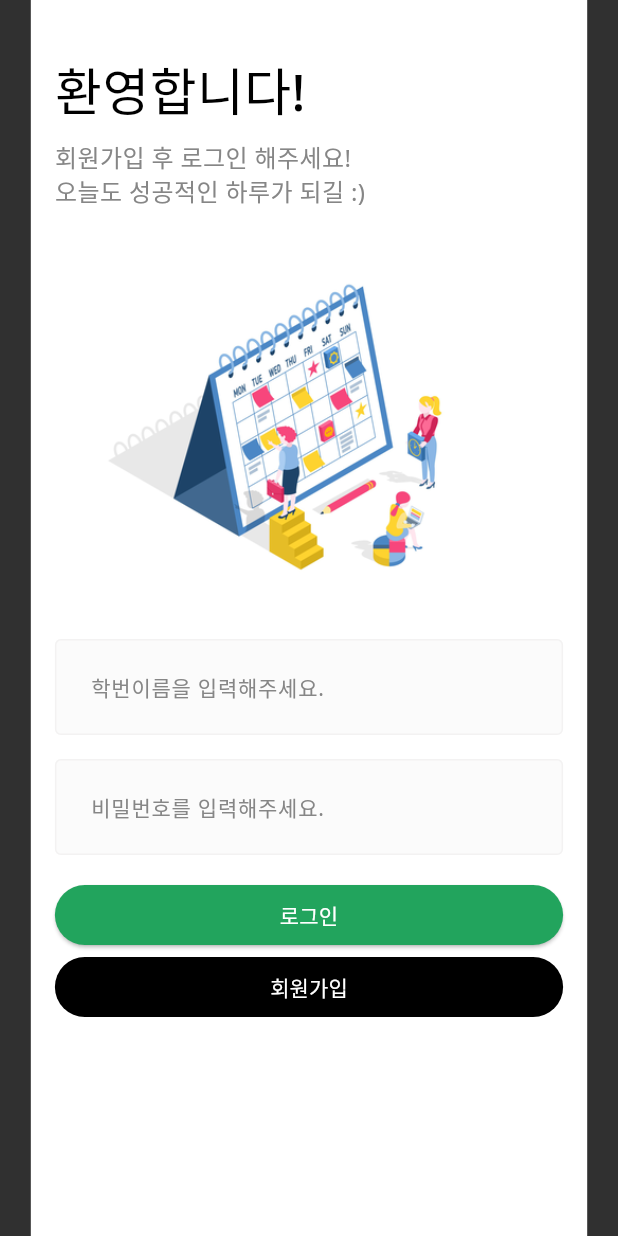
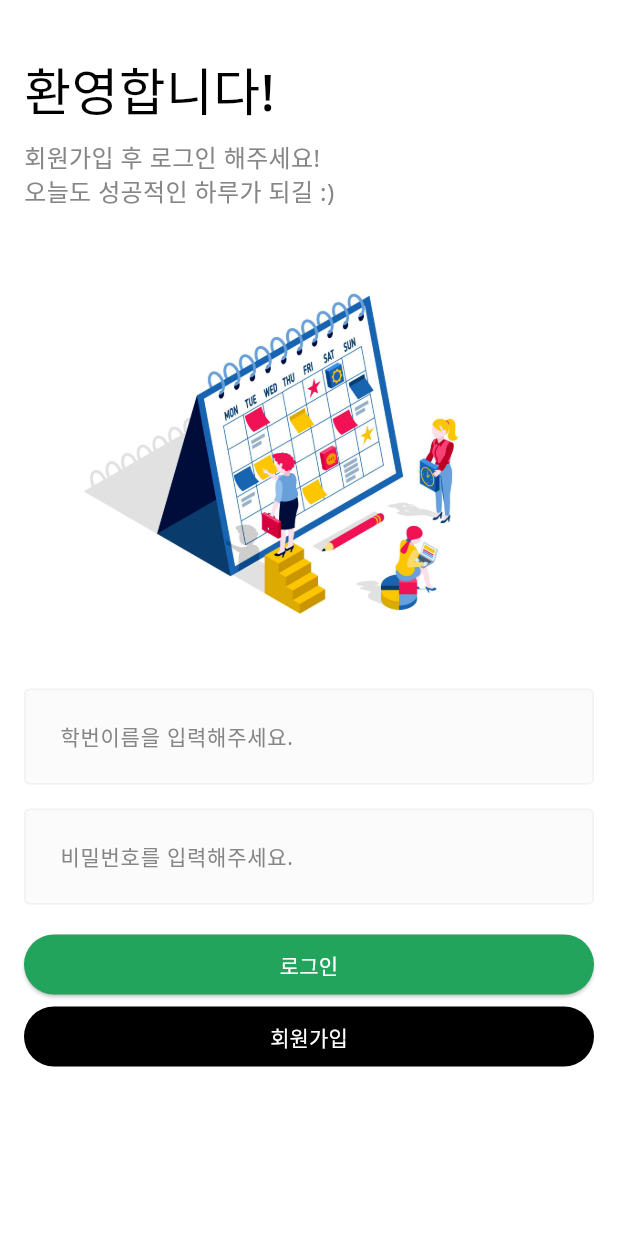
Before and after one commit to kimjuho913-master/ourclasscalendar, a Flutter app: the screen it shows after launch, on a phone screen of 412 x 824 dp. Run offline on Flutter 3.47's test engine with Material 3 defaults, Android fonts, the phone set to English and light mode, and no system bars; our stand-ins replace cloud_firestore, firebase_auth, firebase_core; accounts and stored records are empty.

Commit message:
20250723 오류 해결

```diff
--- a/lib/component/default_layout.dart
+++ b/lib/component/default_layout.dart
@@ -6,6 +6,7 @@ class DefaultLayout extends StatelessWidget {
   final String? title;
   final Widget? bottomNavigationBar;
   final Widget? floatingActionButton;
+  final bool? resizeToAvoidBottomInset; // 👈 [추가]
 
   const DefaultLayout({
     required this.child,
@@ -13,6 +14,7 @@ class DefaultLayout extends StatelessWidget {
     this.title,
     this.bottomNavigationBar,
     this.floatingActionButton,
+    this.resizeToAvoidBottomInset, // 👈 [추가]
     Key? key,
   }) : super(key: key);
 
@@ -24,19 +26,20 @@ class DefaultLayout extends StatelessWidget {
       body: child,
       bottomNavigationBar: bottomNavigationBar,
       floatingActionButton: floatingActionButton,
+      resizeToAvoidBottomInset: resizeToAvoidBottomInset, // 👈 [추가]
     );
   }
 
-  AppBar? renderAppBar(){
-    if(title == null){
+  AppBar? renderAppBar() {
+    if (title == null) {
       return null;
-    }else{
+    } else {
       return AppBar(
         backgroundColor: Colors.white,
         elevation: 0,
         title: Text(
           title!,
-          style: TextStyle(
+          style: const TextStyle(
             fontSize: 16.0,
             fontWeight: FontWeight.w500,
           ),
--- a/lib/main.dart
+++ b/lib/main.dart
@@ -6,7 +6,6 @@ import 'package:flutter/material.dart';
 import 'package:intl/date_symbol_data_local.dart';
 
 void main() async {
-  // main 함수는 기존과 동일합니다.
   WidgetsFlutterBinding.ensureInitialized();
   await Firebase.initializeApp(
     options: DefaultFirebaseOptions.currentPlatform,
@@ -38,22 +37,8 @@ class MyApp extends StatelessWidget {
       theme: ThemeData(
         fontFamily: 'NotoSans',
       ),
-      home: Scaffold(
-        // 앱 영역 밖의 배경색을 지정하여 깔끔하게 보입니다.
-        backgroundColor: Colors.grey[850], // 어두운 회색 배경
-        body: Center( // 앱을 화면 정중앙에 배치합니다.
-          // [핵심] AspectRatio 위젯으로 자식의 비율을 9:20으로 강제합니다.
-          child: AspectRatio(
-            aspectRatio: 9 / 20, // 가로 9, 세로 20 비율로 설정
-            // 실제 앱 콘텐츠가 들어갈 부분
-            child: Container(
-              // Container로 한번 감싸서 배경색이나 그림자 효과 등을 추가할 수 있습니다.
-              color: Colors.white, // 앱의 기본 배경색
-              child: const SplashScreen(), // 앱의 첫 화면을 여기에 넣습니다.
-            ),
-          ),
-        ),
-      ),
+      // [수정] home에 SplashScreen을 직접 연결하여 비율 고정 기능을 완전히 제거합니다.
+      home: const SplashScreen(),
     );
   }
 }
```
Also changed, not shown: asset/img/logo.png.
